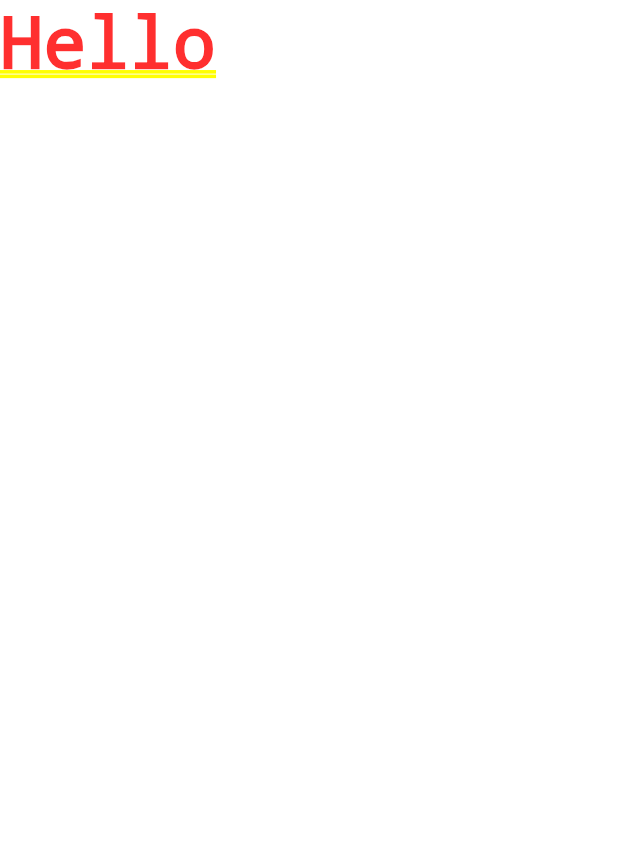
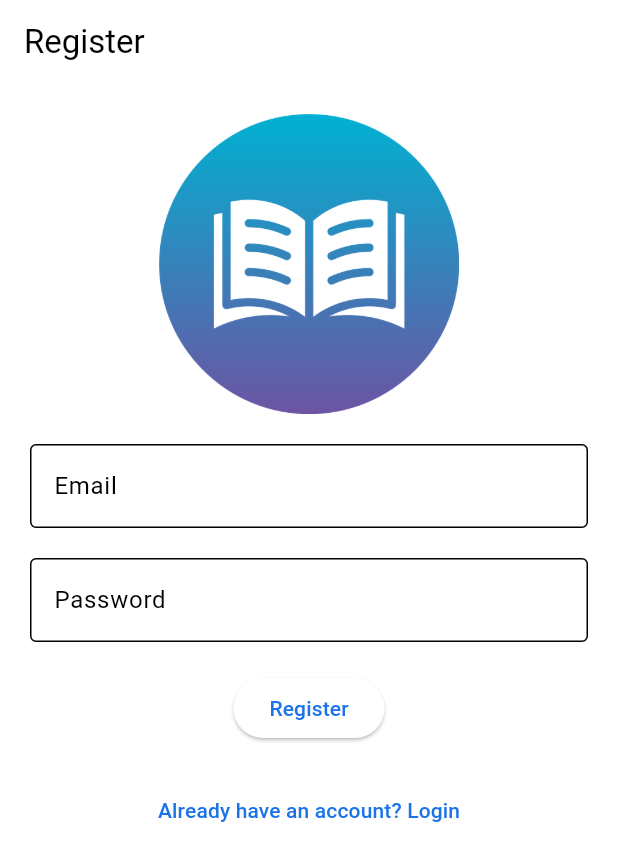
Before and after one commit to mohamelinkdev/Book-Store, a Flutter app: the screen it shows after launch, on a phone screen of 412 x 824 dp. Shown: the top 861 px of the screen. Run offline on Flutter 3.47's test engine with Material 3 defaults, Android fonts, the phone set to English and light mode, and no system bars; our stand-ins replace flutter_riverpod.

Commit message:
add authentication ui - Login ui - Signup Ui

```diff
--- a/lib/book_store_app.dart
+++ b/lib/book_store_app.dart
@@ -1,3 +1,4 @@
+import 'package:book_store/features/auth/screens/register_screen.dart';
 import 'package:flutter/material.dart';
 import 'package:flutter_riverpod/flutter_riverpod.dart';
 import 'core/theme/app_theme.dart';
@@ -11,7 +12,7 @@ class BookStoreApp extends ConsumerWidget {
       debugShowCheckedModeBanner: false,
       theme: AppTheme.light,
       darkTheme: AppTheme.dark,
-      home: const Text("Hello"),
+      home: const RegisterScreen(),
     );
   }
 }
--- /dev/null
+++ b/lib/core/constants/app_assets.dart
@@ -0,0 +1,4 @@
+class AppAssets {
+  static const String _imagePath = 'assets/images';
+  static const String bookIcon = '$_imagePath/book.png';
+}
--- a/lib/core/constants/app_strings.dart
+++ b/lib/core/constants/app_strings.dart
@@ -1 +1,13 @@
-class AppStrings {}
+class AppStrings {
+  static const String register = "Register";
+  static const String email = "Email";
+  static const String password = "Password";
+  static const String alreadyHaveAccount = "Already have an account? Login";
+  static const String enterEmail = "Please enter email";
+  static const String invalidEmail = "Invalid email";
+  static const String enterPassword = "Please enter password";
+  static const String passwordMinLength =
+      "Password must be at least 6 characters";
+  static const String login = "Login";
+  static const String dontHaveAccount = "Don't have an account? Register";
+}
--- a/lib/core/constants/values_manager.dart
+++ b/lib/core/constants/values_manager.dart
@@ -7,6 +7,15 @@ class AppMargin {
   static const double m20 = 20.0;
 }
 
+class AppPadding {
+  static const double p8 = 8.0;
+  static const double p12 = 12.0;
+  static const double p14 = 14.0;
+  static const double p16 = 16.0;
+  static const double p18 = 18.0;
+  static const double p20 = 20.0;
+}
+
 class AppSize {
   static const double s8 = 8.0;
   static const double s12 = 12.0;
@@ -14,4 +23,6 @@ class AppSize {
   static const double s16 = 16.0;
   static const double s18 = 18.0;
   static const double s20 = 20.0;
+  static const double s150 = 150.0;
+  static const double s200 = 200.0;
 }
--- /dev/null
+++ b/lib/features/auth/screens/register_screen.dart
@@ -0,0 +1,28 @@
+import 'package:book_store/core/constants/app_assets.dart';
+import 'package:book_store/core/constants/app_strings.dart';
+import 'package:book_store/core/constants/values_manager.dart';
+import 'package:book_store/features/auth/widgets/register_form.dart';
+import 'package:flutter/material.dart';
+
+class RegisterScreen extends StatelessWidget {
+  const RegisterScreen({super.key});
+
+  @override
+  Widget build(BuildContext context) {
+    return Scaffold(
+      appBar: AppBar(title: const Text(AppStrings.register)),
+      body: SingleChildScrollView(
+        child: Padding(
+          padding: const EdgeInsets.all(AppPadding.p20),
+          child: Column(
+            children: [
+              Image.asset(AppAssets.bookIcon, height: AppSize.s200),
+              const SizedBox(height: AppSize.s20),
+              const RegisterForm(),
+            ],
+          ),
+        ),
+      ),
+    );
+  }
+}
--- /dev/null
+++ b/lib/features/auth/widgets/register_form.dart
@@ -0,0 +1,95 @@
+import 'package:book_store/core/constants/app_strings.dart';
+import 'package:book_store/core/constants/values_manager.dart';
+import 'package:book_store/core/utils/app_validator.dart';
+import 'package:book_store/features/auth/screens/login_screen.dart';
+import 'package:flutter/material.dart';
+
+class RegisterForm extends StatefulWidget {
+  const RegisterForm({super.key});
+
+  @override
+  State<RegisterForm> createState() => _RegisterFormState();
+}
+
+class _RegisterFormState extends State<RegisterForm> {
+  final _formKey = GlobalKey<FormState>();
+  final TextEditingController emailController = TextEditingController();
+  final TextEditingController passwordController = TextEditingController();
+
+  @override
+  void dispose() {
+    emailController.dispose();
+    passwordController.dispose();
+    super.dispose();
+  }
+
+  @override
+  Widget build(BuildContext context) {
+    return Form(
+      key: _formKey,
+      child: Column(
+        mainAxisAlignment: MainAxisAlignment.center,
+        children: [
+          TextFormField(
+            controller: emailController,
+            decoration: const InputDecoration(
+              labelText: AppStrings.email,
+              border: OutlineInputBorder(),
+            ),
+            validator: (value) {
+              if (value == null || value.isEmpty) {
+                return AppStrings.enterEmail;
+              }
+              if (!AppValidator.isEmailValid(value)) {
+                return AppStrings.invalidEmail;
+              }
+              return null;
+            },
+          ),
+
+          const SizedBox(height: AppSize.s20),
+
+          TextFormField(
+            controller: passwordController,
+            obscureText: true,
+            decoration: const InputDecoration(
+              labelText: AppStrings.password,
+              border: OutlineInputBorder(),
+            ),
+            validator: (value) {
+              if (value == null || value.isEmpty) {
+                return AppStrings.enterPassword;
+              }
+              if (value.length < 6) {
+                return AppStrings.passwordMinLength;
+              }
+              return null;
+            },
+          ),
+
+          const SizedBox(height: AppSize.s20),
+
+          ElevatedButton(
+            onPressed: () {
+              if (_formKey.currentState!.validate()) {
+              }
+            },
+            child: const Text(AppStrings.register),
+          ),
+
+          const SizedBox(height: AppSize.s20),
+
+          TextButton(
+            onPressed: () {
+              Navigator.pushReplacement(
+                context,
+                MaterialPageRoute(builder: (_) => const LoginScreen()),
+              );
+            },
+            child: const Text(AppStrings.alreadyHaveAccount),
+          ),
+        ],
+      ),
+    );
+  }
+}
--- a/pubspec.yaml
+++ b/pubspec.yaml
@@ -59,9 +59,8 @@ flutter:
   uses-material-design: true
 
   # To add assets to your application, add an assets section, like this:
-  # assets:
-  #   - images/a_dot_burr.jpeg
-  #   - images/a_dot_ham.jpeg
+  assets:
+    - assets/images/
 
   # An image asset can refer to one or more resolution-specific "variants", see
   # https://flutter.dev/to/resolution-aware-images
```
Also changed, not shown: lib/core/utils/app_validator.dart (added, +9 -0 lines), lib/features/auth/screens/login_screen.dart (added, +28 -0 lines), lib/features/auth/widgets/login_form.dart (added, +97 -0 lines), assets/images/book.png (added), 1 other file.
